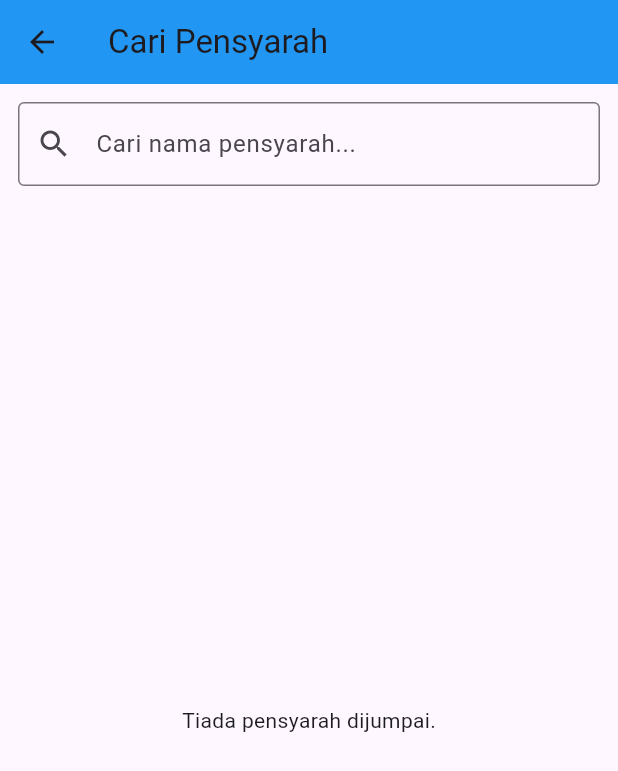
After one commit to XenoRsx/TuturEdu, a Flutter app: the StudentDashboard screen opened directly, after a tap on "Cari Pensyarah", on a phone screen of 412 x 824 dp. The commit adds this screen. Shown: the top 771 px of the screen. Run offline on Flutter 3.47's test engine with Material 3 defaults, Android fonts, the phone set to English and light mode, and no system bars; our stand-ins replace cloud_firestore, firebase_auth, firebase_core; accounts and stored records are empty.

Commit message:
add chat system, office hour lock, firestore rules

```diff
--- /dev/null
+++ b/firestore.indexes.json
@@ -0,0 +1,4 @@
+{
+  "indexes": [],
+  "fieldOverrides": []
+}
--- /dev/null
+++ b/lib/screens/lecturer_list_screen.dart
@@ -0,0 +1,134 @@
+// lib/screens/lecturer_list_screen.dart
+//
+// Screen untuk STUDENT cari & pilih lecturer untuk mula chat.
+// Bila student tap satu lecturer, sistem akan create/reuse chat document
+// dalam Firestore, then terus bawa masuk ChatScreen.
+
+import 'package:flutter/material.dart';
+import 'package:cloud_firestore/cloud_firestore.dart';
+import 'package:firebase_auth/firebase_auth.dart';
+import 'chat_screen.dart';
+
+class LecturerListScreen extends StatefulWidget {
+  const LecturerListScreen({super.key});
+
+  @override
+  State<LecturerListScreen> createState() => _LecturerListScreenState();
+}
+
+class _LecturerListScreenState extends State<LecturerListScreen> {
+  String _searchQuery = '';
+
+  // Chat ID dibuat consistent dengan susun UID mengikut abjad,
+  // supaya student & lecturer yang sama akan selalu dapat chat ID yang sama
+  // (elak duplicate chat room bila mula chat berkali-kali).
+  String _generateChatId(String uid1, String uid2) {
+    final ids = [uid1, uid2]..sort();
+    return '${ids[0]}_${ids[1]}';
+  }
+
+  Future<void> _startChat(
+    BuildContext context,
+    String lecturerUid,
+    String lecturerName,
+  ) async {
+    final currentUser = FirebaseAuth.instance.currentUser;
+    if (currentUser == null) return;
+
+    final chatId = _generateChatId(currentUser.uid, lecturerUid);
+    final chatRef = FirebaseFirestore.instance.collection('chats').doc(chatId);
+
+    // Create chat document kalau belum wujud (set with merge, so kalau
+    // dah ada takkan overwrite messages sedia ada)
+    await chatRef.set({
+      'participants': [currentUser.uid, lecturerUid],
+      'lastUpdated': FieldValue.serverTimestamp(),
+    }, SetOptions(merge: true));
+
+    if (!context.mounted) return;
+    Navigator.push(
+      context,
+      MaterialPageRoute(
+        builder: (_) => ChatScreen(
+          chatId: chatId,
+          otherUserName: lecturerName,
+        ),
+      ),
+    );
+  }
+
+  @override
+  Widget build(BuildContext context) {
+    return Scaffold(
+      appBar: AppBar(
+        title: const Text('Cari Pensyarah'),
+        backgroundColor: Colors.blue,
+      ),
+      body: Column(
+        children: [
+          Padding(
+            padding: const EdgeInsets.all(12.0),
+            child: TextField(
+              decoration: const InputDecoration(
+                hintText: 'Cari nama pensyarah...',
+                prefixIcon: Icon(Icons.search),
+                border: OutlineInputBorder(),
+              ),
+              onChanged: (value) {
+                setState(() => _searchQuery = value.toLowerCase());
+              },
+            ),
+          ),
+          Expanded(
+            child: StreamBuilder<QuerySnapshot>(
+              stream: FirebaseFirestore.instance
+                  .collection('users')
+                  .where('role', isEqualTo: 'Lecturer')
+                  .snapshots(),
+              builder: (context, snapshot) {
+                if (snapshot.hasError) {
+                  return Center(child: Text('Ralat: ${snapshot.error}'));
+                }
+                if (!snapshot.hasData) {
+                  return const Center(child: CircularProgressIndicator());
+                }
+
+                final lecturers = snapshot.data!.docs.where((doc) {
+                  final name = (doc['name'] ?? '').toString().toLowerCase();
+                  return name.contains(_searchQuery);
+                }).toList();
+
+                if (lecturers.isEmpty) {
+                  return const Center(child: Text('Tiada pensyarah dijumpai.'));
+                }
+
+                return ListView.builder(
+                  itemCount: lecturers.length,
+                  itemBuilder: (context, index) {
+                    final doc = lecturers[index];
+                    final name = doc['name'] ?? 'Tanpa Nama';
+                    final email = doc['email'] ?? '';
+
+                    return ListTile(
+                      leading: CircleAvatar(
+                        backgroundColor: Colors.blue.shade100,
+                        child: Text(
+                          name.isNotEmpty ? name[0].toUpperCase() : '?',
+                          style: const TextStyle(color: Colors.blue),
+                        ),
+                      ),
+                      title: Text(name),
+                      subtitle: Text(email),
+                      trailing: const Icon(Icons.chat_bubble_outline),
+                      onTap: () => _startChat(context, doc.id, name),
+                    );
+                  },
+                );
+              },
+            ),
+          ),
+        ],
+      ),
+    );
+  }
+}
--- a/lib/screens/student_dashboard.dart
+++ b/lib/screens/student_dashboard.dart
@@ -1,6 +1,7 @@
 import 'package:flutter/material.dart';
 import 'package:firebase_auth/firebase_auth.dart';
 import 'login_screen.dart';
+import 'lecturer_list_screen.dart';
 
 class StudentDashboard extends StatelessWidget {
   const StudentDashboard({super.key});
@@ -23,8 +24,34 @@ class StudentDashboard extends StatelessWidget {
           ),
         ],
       ),
-      body: const Center(
-        child: Text('Selamat Datang, Student! (Sistem TuturEdu)'),
+      body: Center(
+        child: Column(
+          mainAxisAlignment: MainAxisAlignment.center,
+          children: [
+            const Text('Selamat Datang, Student! (Sistem TuturEdu)'),
+            const SizedBox(height: 24),
+            ElevatedButton.icon(
+              onPressed: () {
+                Navigator.push(
+                  context,
+                  MaterialPageRoute(
+                    builder: (_) => const LecturerListScreen(),
+                  ),
+                );
+              },
+              icon: const Icon(Icons.chat),
+              label: const Text('Cari Pensyarah'),
+              style: ElevatedButton.styleFrom(
+                backgroundColor: Colors.blue,
+                foregroundColor: Colors.white,
+                padding: const EdgeInsets.symmetric(
+                  horizontal: 24,
+                  vertical: 12,
+                ),
+              ),
+            ),
+          ],
+        ),
       ),
     );
   }
```
Also changed, not shown: lib/screens/chat_screen.dart (added, +222 -0 lines), lib/utils/office_hours.dart (added, +74 -0 lines), firebase.json, 1 other file.
